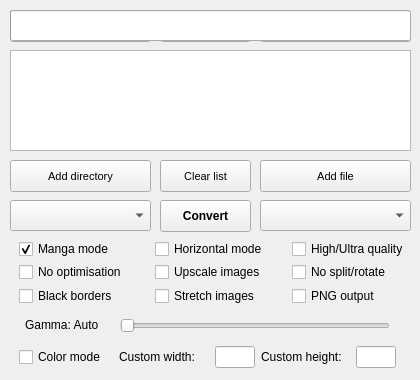
Above: KCC.ui from ciromattia/kcc before the change. Below: the same form after it.
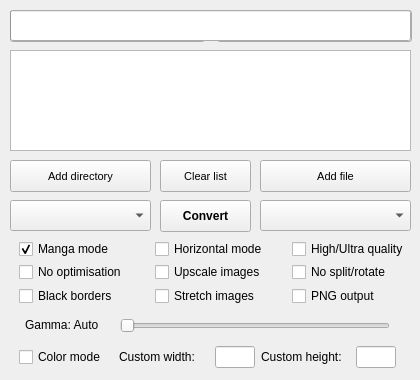
That is the form after the change. Icons and pictures are not drawn.

Commit message: Moved expert mode to separate profile

Patch:
```diff
--- a/KCC.ui
+++ b/KCC.ui
@@ -394,7 +394,7 @@
      <rect>
       <x>10</x>
       <y>10</y>
-      <width>141</width>
+      <width>195</width>
       <height>32</height>
      </rect>
     </property>
@@ -413,9 +413,9 @@
    <widget class="QPushButton" name="AdvModeButton">
     <property name="geometry">
      <rect>
-      <x>160</x>
+      <x>217</x>
       <y>10</y>
-      <width>91</width>
+      <width>195</width>
       <height>32</height>
      </rect>
     </property>
@@ -431,27 +431,6 @@
      <string>Advanced</string>
     </property>
    </widget>
-   <widget class="QPushButton" name="ExpertModeButton">
-    <property name="geometry">
-     <rect>
-      <x>260</x>
-      <y>10</y>
-      <width>151</width>
-      <height>32</height>
-     </rect>
-    </property>
-    <property name="font">
-     <font>
-      <pointsize>9</pointsize>
-     </font>
-    </property>
-    <property name="focusPolicy">
-     <enum>Qt::NoFocus</enum>
-    </property>
-    <property name="text">
-     <string>Expert</string>
-    </property>
-   </widget>
    <widget class="QFrame" name="OptionsAdvancedGamma">
     <property name="enabled">
      <bool>true</bool>
```
Left out of the diff: 22 changed lines with no effect on the pictures. The commit also changes 8 other files.
